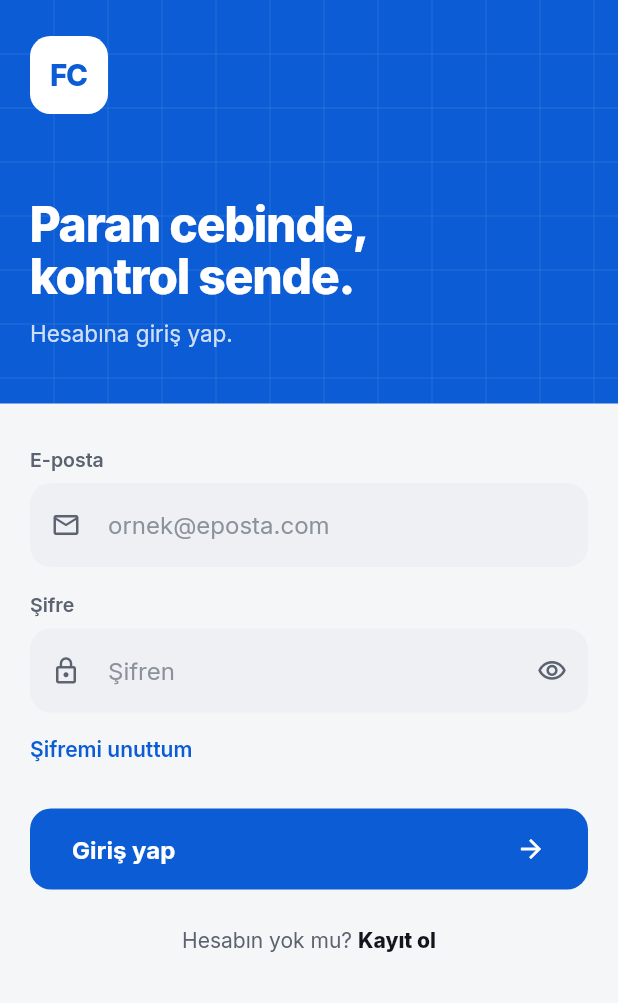
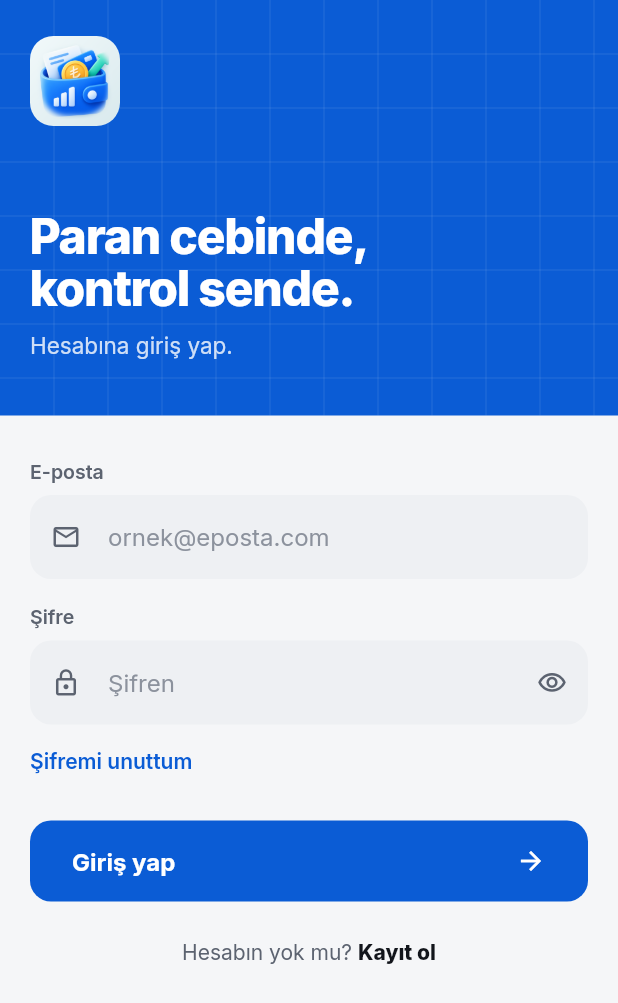
Before and after one commit to androcoderr/finance_app-, a Flutter app: the screen it shows after launch, on a phone screen of 412 x 824 dp. Shown: the top 1003 px of the screen. Run offline on Flutter 3.47's test engine with Material 3 defaults, Android fonts, the phone set to English and light mode, and no system bars; our stand-ins replace firebase_core, firebase_messaging, fl_chart, flutter_secure_storage, google_sign_in, image_picker and 8 more; missing offline and left inert: google_mlkit_text_recognition, in_app_update; accounts and stored records are empty; network calls fail.

Commit message:
Uygulama içi logo: FC kutusu yerine uygulama ikonu
Co-Authored-By: Claude Opus 5.5 <noreply@anthropic.com>

```diff
--- a/lib/views/login_screen.dart
+++ b/lib/views/login_screen.dart
@@ -163,7 +163,7 @@ class _LoginScreenState extends State<LoginScreen> {
                   child: Column(
                     crossAxisAlignment: CrossAxisAlignment.start,
                     children: [
-                      const BrandMark(),
+                      const BrandMark(size: 60),
                       const SizedBox(height: 56),
                       Text(
                         'Paran cebinde,\nkontrol sende.',
--- a/lib/views/widgets/ui/brand.dart
+++ b/lib/views/widgets/ui/brand.dart
@@ -2,29 +2,22 @@ import 'package:flutter/material.dart';
 
 import '../../../theme/app_colors.dart';
 
-/// "FC" logo kutusu
+/// Uygulama logosu (ikon görseli)
 class BrandMark extends StatelessWidget {
   final double size;
   const BrandMark({super.key, this.size = 52});
 
   @override
   Widget build(BuildContext context) {
-    return Container(
-      width: size,
-      height: size,
-      alignment: Alignment.center,
-      decoration: BoxDecoration(
-        color: Colors.white,
-        borderRadius: BorderRadius.circular(size * 0.26),
-      ),
-      child: Text(
-        'FC',
-        style: TextStyle(
-          color: AppColors.brandBlue,
-          fontSize: size * 0.38,
-          fontWeight: FontWeight.w800,
-          letterSpacing: -1,
-        ),
+    // Uygulama ikonuyla aynı görsel, ikon gibi yuvarlatılmış köşeli
+    return ClipRRect(
+      borderRadius: BorderRadius.circular(size * 0.26),
+      child: Image.asset(
+        'assets/images/brand_icon.png',
+        width: size,
+        height: size,
+        fit: BoxFit.cover,
+        filterQuality: FilterQuality.medium,
       ),
     );
   }
--- a/pubspec.yaml
+++ b/pubspec.yaml
@@ -82,6 +82,8 @@ flutter:
     # PDF raporları için Türkçe karakter ve ₺ destekli yazı tipi (SIL OFL)
     - assets/fonts/NotoSans-Regular.ttf
     - assets/fonts/NotoSans-Bold.ttf
+    # Uygulama içi logo (ikonla aynı görsel)
+    - assets/images/brand_icon.png
 
   # Uygulama yazı tipi: Inter (SIL OFL) — Türkçe karakter ve ₺ destekli
   fonts:
```
Also changed, not shown: assets/images/brand_icon.png (added).
